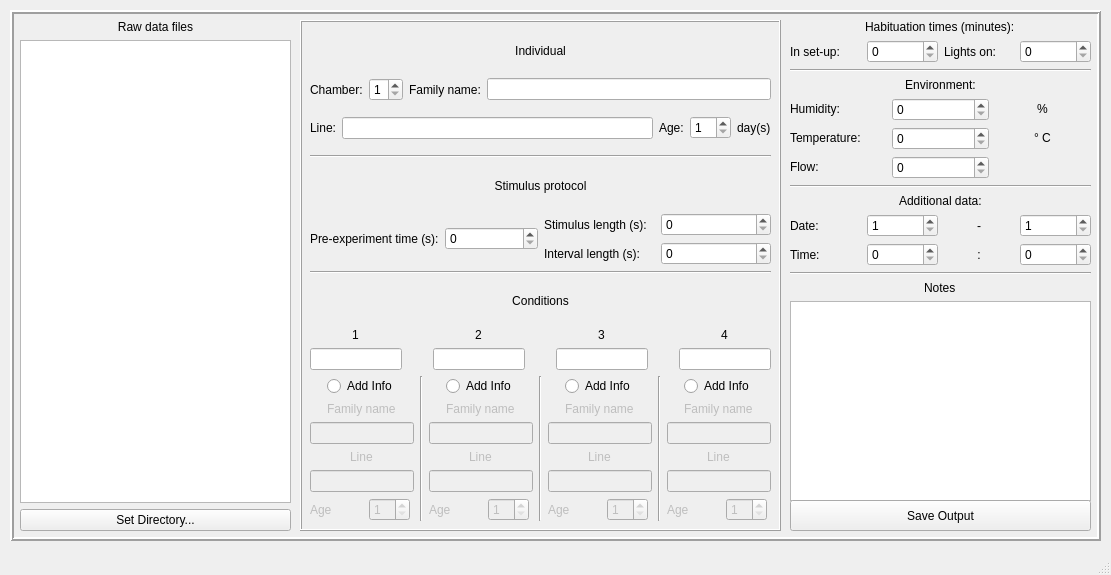
StefanBonestroo/BachelorInternship2018, file GUIFiles/enterInfoGUI.ui: the form before one commit.
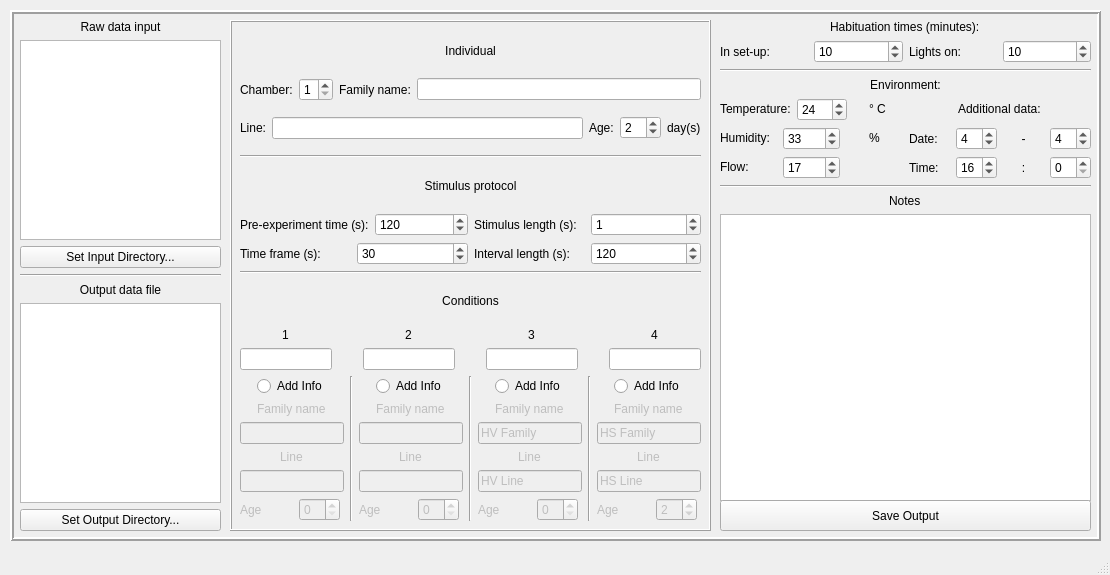
The form after the commit.

Commit message: Implemented a gui/functions for preparing my data set for statistical analysis

Patch:
```diff
--- a/GUIFiles/enterInfoGUI.ui
+++ b/GUIFiles/enterInfoGUI.ui
@@ -6,7 +6,7 @@
    <rect>
     <x>0</x>
     <y>0</y>
-    <width>1111</width>
+    <width>1110</width>
     <height>575</height>
    </rect>
   </property>
@@ -41,7 +41,7 @@
     <widget class="QFrame" name="frame">
      <property name="geometry">
       <rect>
-       <x>290</x>
+       <x>220</x>
        <y>10</y>
        <width>481</width>
        <height>511</height>
@@ -100,7 +100,11 @@
           </widget>
          </item>
          <item>
-          <widget class="QLineEdit" name="familyNameEdit"/>
+          <widget class="QLineEdit" name="familyNameEdit">
+           <property name="text">
+            <string/>
+           </property>
+          </widget>
          </item>
         </layout>
        </item>
@@ -114,7 +118,11 @@
           </widget>
          </item>
          <item>
-          <widget class="QLineEdit" name="lineNameEdit"/>
+          <widget class="QLineEdit" name="lineNameEdit">
+           <property name="text">
+            <string/>
+           </property>
+          </widget>
          </item>
          <item>
           <widget class="QLabel" name="label_34">
@@ -124,13 +132,16 @@
           </widget>
          </item>
          <item>
-          <widget class="QSpinBox" name="dayHatchedSpinBox">
+          <widget class="QSpinBox" name="ageSpinBox">
            <property name="minimum">
-            <number>1</number>
+            <number>0</number>
            </property>
            <property name="maximum">
             <number>31</number>
            </property>
+           <property name="value">
+            <number>2</number>
+           </property>
           </widget>
          </item>
          <item>
@@ -173,7 +184,35 @@
               </widget>
              </item>
              <item>
-              <widget class="QSpinBox" name="preExperimentSpinBox"/>
+              <widget class="QSpinBox" name="preExperimentSpinBox">
+               <property name="maximum">
+                <number>200</number>
+               </property>
+               <property name="value">
+                <number>120</number>
+               </property>
+              </widget>
+             </item>
+            </layout>
+           </item>
+           <item>
+            <layout class="QHBoxLayout" name="horizontalLayout_19">
+             <item>
+              <widget class="QLabel" name="label_21">
+               <property name="text">
+                <string>Time frame (s):</string>
+               </property>
+              </widget>
+             </item>
+             <item>
+              <widget class="QSpinBox" name="timeFrameSpinBox">
+               <property name="maximum">
+                <number>60</number>
+               </property>
+               <property name="value">
+                <number>30</number>
+               </property>
+              </widget>
              </item>
             </layout>
            </item>
@@ -191,7 +230,14 @@
               </widget>
              </item>
              <item>
-              <widget class="QSpinBox" name="stimulusLengthSpinBox"/>
+              <widget class="QSpinBox" name="stimulusLengthSpinBox">
+               <property name="maximum">
+                <number>100</number>
+               </property>
+               <property name="value">
+                <number>1</number>
+               </property>
+              </widget>
              </item>
             </layout>
            </item>
@@ -205,7 +251,14 @@
               </widget>
              </item>
              <item>
-              <widget class="QSpinBox" name="intervalLengthSpinBox"/>
+              <widget class="QSpinBox" name="intervalLengthSpinBox">
+               <property name="maximum">
+                <number>200</number>
+               </property>
+               <property name="value">
+                <number>120</number>
+               </property>
+              </widget>
              </item>
             </layout>
            </item>
@@ -245,7 +298,11 @@
             </widget>
            </item>
            <item>
-            <widget class="QLineEdit" name="conOneEdit"/>
+            <widget class="QLineEdit" name="conOneEdit">
+             <property name="text">
+              <string/>
+             </property>
+            </widget>
            </item>
           </layout>
          </item>
@@ -272,7 +329,11 @@
             </widget>
            </item>
            <item>
-            <widget class="QLineEdit" name="conTwoEdit"/>
+            <widget class="QLineEdit" name="conTwoEdit">
+             <property name="text">
+              <string/>
+             </property>
+            </widget>
            </item>
           </layout>
          </item>
@@ -299,7 +360,11 @@
             </widget>
            </item>
            <item>
-            <widget class="QLineEdit" name="conThreeEdit"/>
+            <widget class="QLineEdit" name="conThreeEdit">
+             <property name="text">
+              <string/>
+             </property>
+            </widget>
            </item>
           </layout>
          </item>
@@ -326,7 +391,11 @@
             </widget>
            </item>
            <item>
-            <widget class="QLineEdit" name="conFourEdit"/>
+            <widget class="QLineEdit" name="conFourEdit">
+             <property name="text">
+              <string/>
+             </property>
+            </widget>
            </item>
           </layout>
          </item>
@@ -398,7 +467,7 @@
                 <bool>false</bool>
                </property>
                <property name="minimum">
-                <number>1</number>
+                <number>0</number>
                </property>
                <property name="maximum">
                 <number>31</number>
@@ -480,7 +549,7 @@
                 <bool>false</bool>
                </property>
                <property name="minimum">
-                <number>1</number>
+                <number>0</number>
                </property>
                <property name="maximum">
                 <number>31</number>
@@ -525,6 +594,9 @@
              <property name="enabled">
               <bool>false</bool>
              </property>
+             <property name="text">
+              <string>HV Family</string>
+             </property>
             </widget>
            </item>
            <item alignment="Qt::AlignHCenter|Qt::AlignVCenter">
@@ -542,6 +614,9 @@
              <property name="enabled">
               <bool>false</bool>
              </property>
+             <property name="text">
+              <string>HV Line</string>
+             </property>
             </widget>
            </item>
            <item>
@@ -562,7 +637,7 @@
                 <bool>false</bool>
                </property>
                <property name="minimum">
-                <number>1</number>
+                <number>0</number>
                </property>
                <property name="maximum">
                 <number>31</number>
@@ -607,6 +682,9 @@
              <property name="enabled">
               <bool>false</bool>
              </property>
+             <property name="text">
+              <string>HS Family</string>
+             </property>
             </widget>
            </item>
            <item alignment="Qt::AlignHCenter|Qt::AlignVCenter">
@@ -624,6 +702,9 @@
              <property name="enabled">
               <bool>false</bool>
              </property>
+             <property name="text">
+              <string>HS Line</string>
+             </property>
             </widget>
            </item>
            <item>
@@ -644,11 +725,14 @@
                 <bool>false</bool>
                </property>
                <property name="minimum">
-                <number>1</number>
+                <number>0</number>
                </property>
                <property name="maximum">
                 <number>31</number>
                </property>
+               <property name="value">
+                <number>2</number>
+               </property>
               </widget>
              </item>
             </layout>
@@ -663,9 +747,9 @@
     <widget class="QWidget" name="verticalLayoutWidget_13">
      <property name="geometry">
       <rect>
-       <x>780</x>
+       <x>710</x>
        <y>10</y>
-       <width>301</width>
+       <width>371</width>
        <height>481</height>
       </rect>
      </property>
@@ -689,7 +773,11 @@
            </widget>
           </item>
           <item>
-           <widget class="QSpinBox" name="habutionSetUpSpinBox"/>
+           <widget class="QSpinBox" name="habituationSetUpSpinBox">
+            <property name="value">
+             <number>10</number>
+            </property>
+           </widget>
           </item>
           <item>
            <widget class="QLabel" name="label_29">
@@ -699,7 +787,11 @@
            </widget>
           </item>
           <item>
-           <widget class="QSpinBox" name="habituationLightsSpinBox"/>
+           <widget class="QSpinBox" name="habituationLightsSpinBox">
+            <property name="value">
+             <number>10</number>
+            </property>
+           </widget>
           </item>
          </layout>
         </item>
@@ -723,28 +815,9 @@
        </widget>
       </item>
       <item>
+       <layout class="QHBoxLayout" name="horizontalLayout_18">
+        <item>
        <layout class="QVBoxLayout" name="verticalLayout_11">
-        <item>
-         <layout class="QHBoxLayout" name="horizontalLayout_9">
-          <item alignment="Qt::AlignLeft|Qt::AlignVCenter">
-           <widget class="QLabel" name="label_17">
-            <property name="text">
-             <string>Humidity:</string>
-            </property>
-           </widget>
-          </item>
-          <item>
-           <widget class="QSpinBox" name="humiditySpinBox"/>
-          </item>
-          <item alignment="Qt::AlignHCenter|Qt::AlignVCenter">
-           <widget class="QLabel" name="label_18">
-            <property name="text">
-             <string>%</string>
-            </property>
-           </widget>
-          </item>
-         </layout>
-        </item>
         <item>
          <layout class="QHBoxLayout" name="horizontalLayout_8">
           <item alignment="Qt::AlignLeft|Qt::AlignVCenter">
@@ -755,7 +828,11 @@
            </widget>
           </item>
           <item>
-           <widget class="QSpinBox" name="temperatureSpinBox"/>
+             <widget class="QSpinBox" name="temperatureSpinBox">
+              <property name="value">
+               <number>24</number>
+              </property>
+             </widget>
           </item>
           <item alignment="Qt::AlignHCenter|Qt::AlignVCenter">
            <widget class="QLabel" name="label_16">
@@ -766,6 +843,31 @@
           </item>
          </layout>
         </item>
+          <item>
+           <layout class="QHBoxLayout" name="horizontalLayout_9">
+            <item alignment="Qt::AlignLeft|Qt::AlignVCenter">
+             <widget class="QLabel" name="label_17">
+              <property name="text">
+               <string>Humidity:</string>
+              </property>
+             </widget>
+            </item>
+            <item>
+             <widget class="QSpinBox" name="humiditySpinBox">
+              <property name="value">
+               <number>33</number>
+              </property>
+             </widget>
+            </item>
+            <item alignment="Qt::AlignHCenter|Qt::AlignVCenter">
+             <widget class="QLabel" name="label_18">
+              <property name="text">
+               <string>%</string>
+              </property>
+             </widget>
+            </item>
+           </layout>
+          </item>
         <item>
          <layout class="QHBoxLayout" name="horizontalLayout_10">
           <item alignment="Qt::AlignLeft|Qt::AlignVCenter">
@@ -776,7 +878,11 @@
            </widget>
           </item>
           <item>
-           <widget class="QSpinBox" name="flowSpinBox"/>
+             <widget class="QSpinBox" name="flowSpinBox">
+              <property name="value">
+               <number>17</number>
+              </property>
+             </widget>
           </item>
           <item>
            <widget class="QLabel" name="label_20">
@@ -789,13 +895,6 @@
         </item>
        </layout>
       </item>
-      <item>
-       <widget class="Line" name="line_4">
-        <property name="orientation">
-         <enum>Qt::Horizontal</enum>
-        </property>
-       </widget>
-      </item>
       <item>
        <layout class="QVBoxLayout" name="verticalLayout_14">
         <item alignment="Qt::AlignHCenter|Qt::AlignVCenter">
@@ -822,6 +921,9 @@
             <property name="maximum">
              <number>31</number>
             </property>
+              <property name="value">
+               <number>4</number>
+              </property>
            </widget>
           </item>
           <item>
@@ -842,6 +944,9 @@
             <property name="maximum">
              <number>12</number>
             </property>
+              <property name="value">
+               <number>4</number>
+              </property>
            </widget>
           </item>
          </layout>
@@ -860,6 +965,9 @@
             <property name="maximum">
              <number>23</number>
             </property>
+              <property name="value">
+               <number>16</number>
+              </property>
            </widget>
           </item>
           <item>
@@ -883,6 +991,8 @@
         </item>
        </layout>
       </item>
+       </layout>
+      </item>
       <item>
        <widget class="Line" name="line_7">
         <property name="orientation">
@@ -900,7 +1010,11 @@
          </widget>
         </item>
         <item>
-         <widget class="QPlainTextEdit" name="notesTextEdit"/>
+         <widget class="QPlainTextEdit" name="notesTextEdit">
+          <property name="plainText">
+           <string/>
+          </property>
+         </widget>
         </item>
        </layout>
       </item>
@@ -909,9 +1023,9 @@
     <widget class="QPushButton" name="saveOutputButton">
      <property name="geometry">
       <rect>
-       <x>780</x>
+       <x>710</x>
        <y>490</y>
-       <width>301</width>
+       <width>371</width>
        <height>31</height>
       </rect>
      </property>
@@ -924,7 +1038,7 @@
       <rect>
        <x>10</x>
        <y>10</y>
-       <width>271</width>
+       <width>201</width>
        <height>511</height>
       </rect>
      </property>
@@ -932,7 +1046,7 @@
       <item>
        <widget class="QLabel" name="label_6">
         <property name="text">
-         <string>Raw data files</string>
+         <string>Raw data input</string>
         </property>
         <property name="alignment">
          <set>Qt::AlignCenter</set>
@@ -940,12 +1054,39 @@
        </widget>
       </item>
       <item>
-       <widget class="QListWidget" name="listWidget"/>
+       <widget class="QListWidget" name="rawDataList"/>
       </item>
       <item>
        <widget class="QPushButton" name="setRawDataDirectoryButton">
         <property name="text">
-         <string>Set Directory...</string>
+         <string>Set Input Directory...</string>
+        </property>
+       </widget>
+      </item>
+      <item>
+       <widget class="Line" name="line_9">
+        <property name="orientation">
+         <enum>Qt::Horizontal</enum>
+        </property>
+       </widget>
+      </item>
+      <item>
+       <widget class="QLabel" name="label_13">
+        <property name="text">
+         <string>Output data file</string>
+        </property>
+        <property name="alignment">
+         <set>Qt::AlignCenter</set>
+        </property>
+       </widget>
+      </item>
+      <item>
+       <widget class="QListWidget" name="outputDataList"/>
+      </item>
+      <item>
+       <widget class="QPushButton" name="setOutputDataDirectoryButton">
+        <property name="text">
+         <string>Set Output Directory...</string>
         </property>
        </widget>
       </item>
```
Lines whose indentation alone changed are shown as unchanged. The commit also changes 8 other files.
